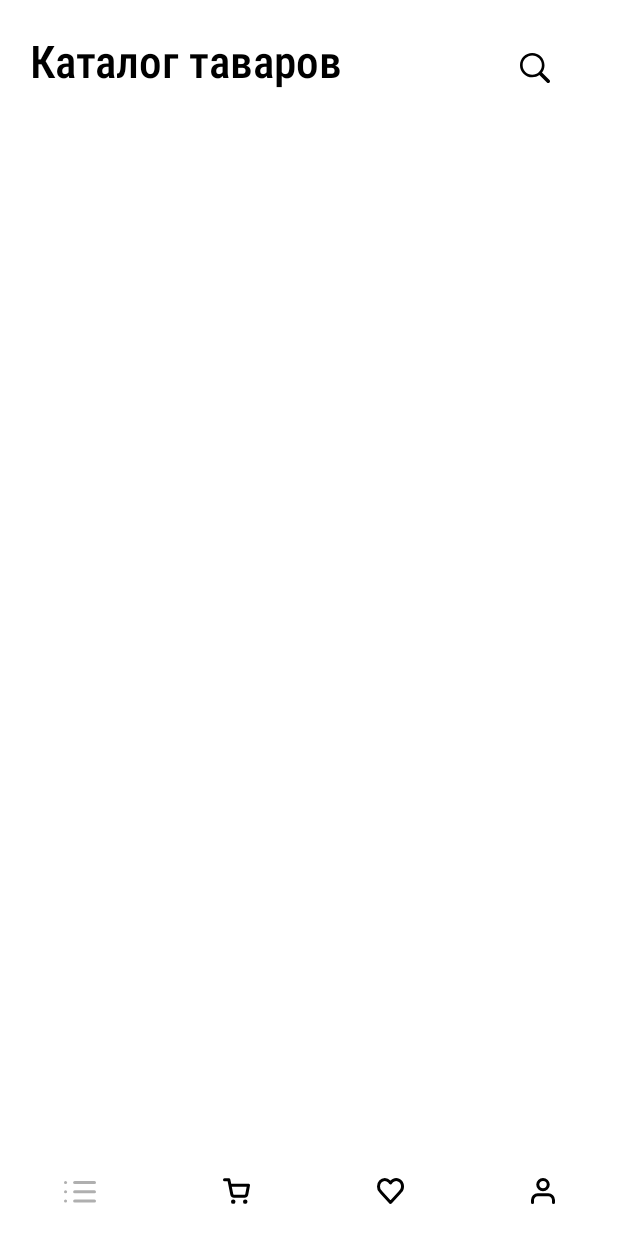
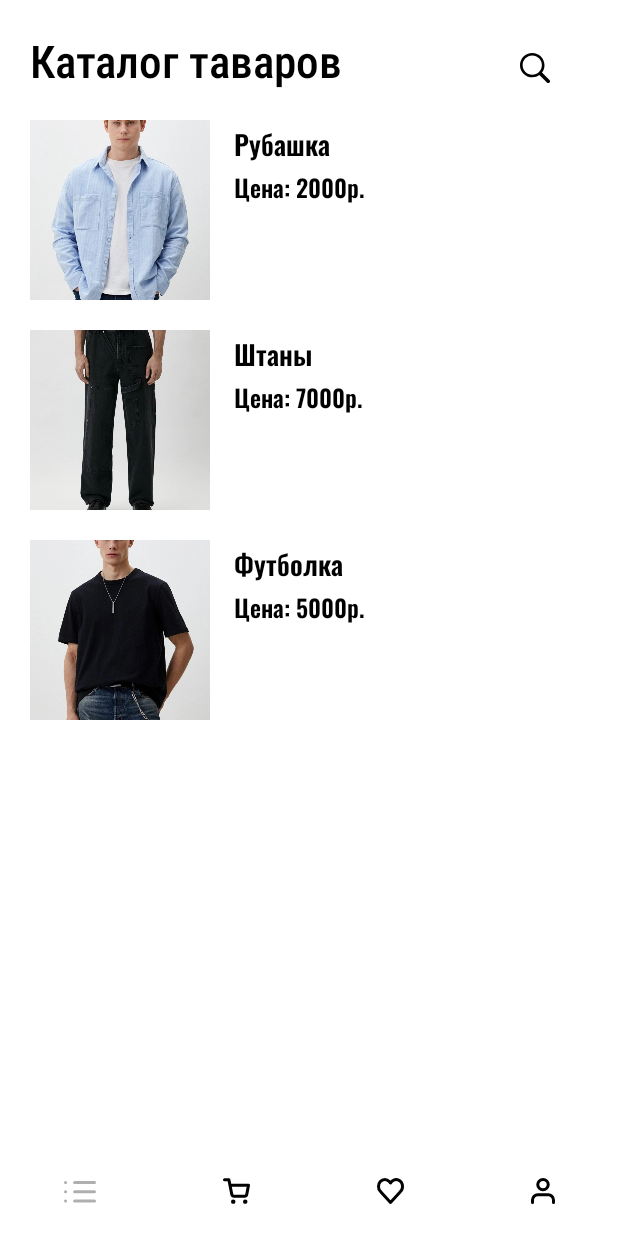
Before and after one commit to Zolomed/ClothingStore, an Android app: the ItemsActivity screen opened directly, with no data from a screen before it, on a phone screen of 412 x 824 dp. Run offline under Robolectric (Android 15) with nearby library versions, the phone set to English and light mode, and no system bars.

Commit message:
Добавление local items

```diff
--- a/app/src/main/java/com/example/clothing_store/activity/ItemsActivity.kt
+++ b/app/src/main/java/com/example/clothing_store/activity/ItemsActivity.kt
@@ -7,14 +7,22 @@ import androidx.activity.enableEdgeToEdge
 import androidx.appcompat.app.AppCompatActivity
 import androidx.core.view.ViewCompat
 import androidx.core.view.WindowInsetsCompat
+import androidx.recyclerview.widget.GridLayoutManager
+import androidx.recyclerview.widget.LinearLayoutManager
+import androidx.recyclerview.widget.RecyclerView
 import com.example.clothing_store.R
+import com.example.clothing_store.adapter.ItemAdapter
+import com.example.clothing_store.model.Item
 
 class ItemsActivity : AppCompatActivity() {
 
     private lateinit var toSearchButton: ImageButton
+    private lateinit var itemRV: RecyclerView
     private lateinit var basketButton: ImageButton
     private lateinit var favouritesButton: ImageButton
     private lateinit var accountButton: ImageButton
+
+    private val adapter = ItemAdapter()
 
     override fun onCreate(savedInstanceState: Bundle?) {
         super.onCreate(savedInstanceState)
@@ -31,10 +39,16 @@ class ItemsActivity : AppCompatActivity() {
         favouritesButton = findViewById(R.id.favouritesButton)
         accountButton = findViewById(R.id.accountButton)
 
+        itemRV = findViewById(R.id.itemRV)
+        itemRV.layoutManager = LinearLayoutManager(this)
+        itemRV.adapter = adapter
+
         toSearchButton.setOnClickListener {
             val intent = Intent(this, SearchActivity::class.java)
             startActivity(intent)
         }
+
+
 
         basketButton.setOnClickListener {
             val intent = Intent(this, BasketActivity::class.java)
--- /dev/null
+++ b/app/src/main/java/com/example/clothing_store/adapter/ItemAdapter.kt
@@ -0,0 +1,44 @@
+package com.example.clothing_store.adapter
+
+import android.annotation.SuppressLint
+import android.view.LayoutInflater
+import android.view.View
+import android.view.ViewGroup
+import android.widget.ImageView
+import android.widget.TextView
+import androidx.recyclerview.widget.RecyclerView
+import com.example.clothing_store.R
+import com.example.clothing_store.model.Item
+
+class ItemAdapter : RecyclerView.Adapter<ItemAdapter.ItemViewHolder>() {
+
+    private val itemList = listOf(
+        Item(R.drawable.image1, "Рубашка", 2000),
+        Item(R.drawable.image2, "Штаны", 7000),
+        Item(R.drawable.image3, "Футболка", 5000),
+    )
+
+    class ItemViewHolder(view: View) : RecyclerView.ViewHolder(view) {
+        val itemImage: ImageView = view.findViewById(R.id.itemImage)
+        val itemName: TextView = view.findViewById(R.id.itemName)
+        val itemPrice: TextView = view.findViewById(R.id.itemPrice)
+    }
+
+    override fun onCreateViewHolder(parent: ViewGroup, viewType: Int): ItemViewHolder {
+        val view = LayoutInflater.from(parent.context).inflate(R.layout.item_in_list, parent, false)
+        return ItemViewHolder(view)
+    }
+
+    override fun getItemCount(): Int {
+        return itemList.size
+    }
+
+    @SuppressLint("SetTextI18n")
+    override fun onBindViewHolder(holder: ItemViewHolder, position: Int) {
+        val data = itemList[position]
+        holder.itemName.text = data.name
+        holder.itemPrice.text = "Цена: ${data.price}р."
+        holder.itemImage.setImageResource(data.imageId)
+    }
+
+}
--- /dev/null
+++ b/app/src/main/java/com/example/clothing_store/model/Item.kt
@@ -0,0 +1,7 @@
+package com.example.clothing_store.model
+
+data class Item(
+    val imageId: Int,
+    val name: String,
+    val price: Int
+)
--- a/app/src/main/res/layout/activity_items.xml
+++ b/app/src/main/res/layout/activity_items.xml
@@ -28,6 +28,7 @@
         app:srcCompat="@drawable/search" />
 
     <androidx.recyclerview.widget.RecyclerView
+        android:id="@+id/itemRV"
         android:layout_width="0dp"
         android:layout_height="0dp"
         android:layout_marginHorizontal="@dimen/indent"
--- a/app/src/main/res/layout/item_in_list.xml
+++ b/app/src/main/res/layout/item_in_list.xml
@@ -3,11 +3,12 @@
     xmlns:app="http://schemas.android.com/apk/res-auto"
     android:layout_width="match_parent"
     android:layout_height="wrap_content"
+    android:layout_marginBottom="20dp"
     android:background="@color/white"
-    android:orientation="horizontal"
-    android:padding="@dimen/indent">
+    android:orientation="horizontal">
 
     <ImageView
+        android:id="@+id/itemImage"
         android:layout_width="120dp"
         android:layout_height="120dp"
         android:scaleType="centerCrop"
@@ -32,6 +33,7 @@
             android:textStyle="bold" />
 
         <TextView
+            android:id="@+id/itemPrice"
             android:layout_width="wrap_content"
             android:layout_height="wrap_content"
             android:fontFamily="@font/oswald_semi_bold"
```
Also changed, not shown: app/src/main/res/drawable/image1.jpg (added), app/src/main/res/drawable/image2.jpg (added), app/src/main/res/drawable/image3.jpg (added).
